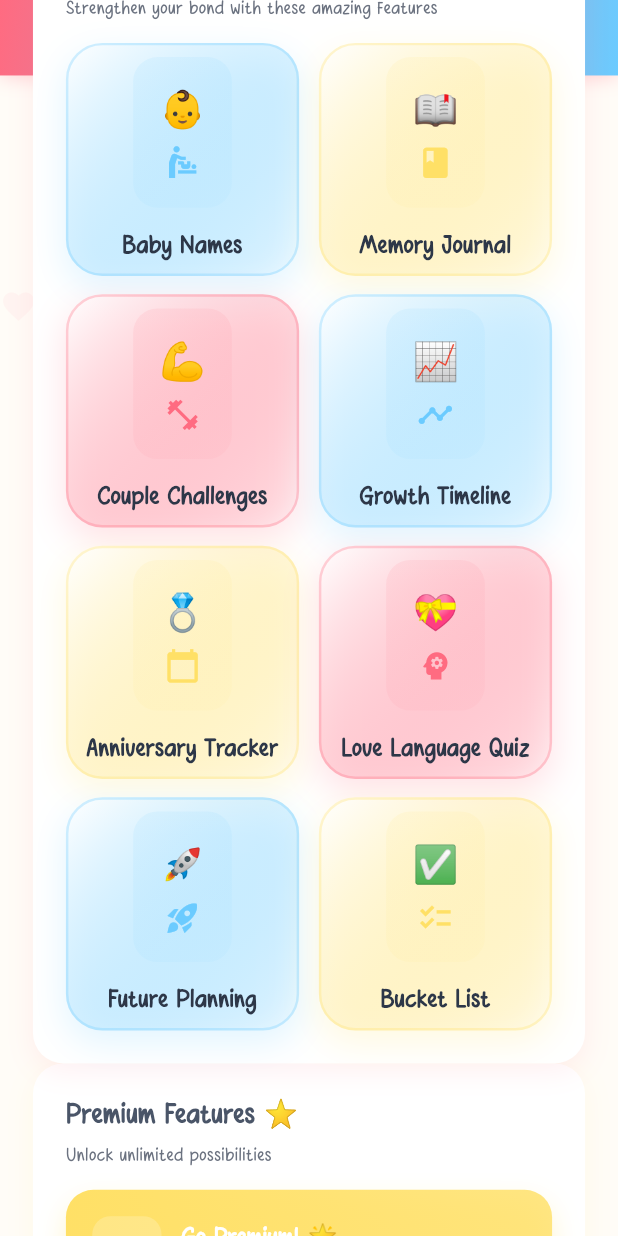
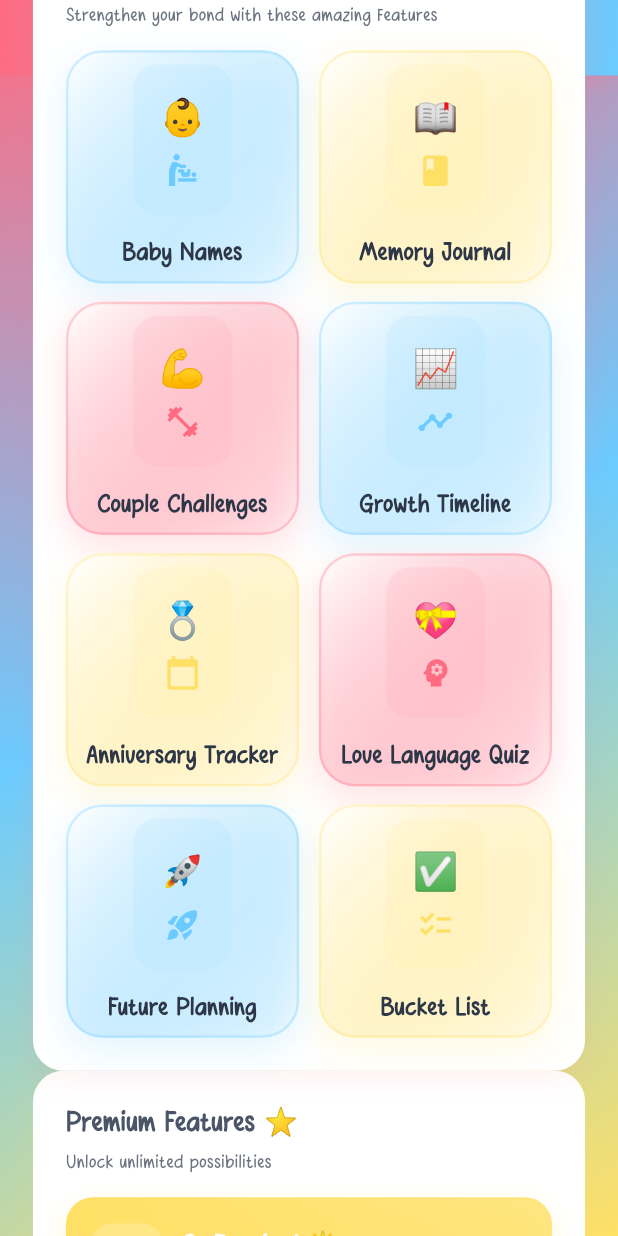
Before and after one commit to SIDSHARMA6/Babyface, a Flutter app: the DashboardScreen screen opened directly, scrolled down 1152 dp, on a phone screen of 412 x 824 dp. Run offline on Flutter 3.47's test engine with Material 3 defaults, Android fonts, the light colour scheme and no system bars; our stand-ins replace cloud_firestore, cloud_functions, device_info_plus, equatable, firebase_analytics, firebase_auth and 13 more; missing offline and left inert: google_mlkit_face_detection; accounts and stored records are empty; Roboto replaces fonts that are missing (BabyFont).

Commit message:
🎨 Fix edge-to-edge immersive UI - remove space between notch and content
- Simplified _buildAppBar() method to be transparent
- Added edge-to-edge gradient background to main Stack
- Removed separate gradient container that was causing space
- Gradient now extends seamlessly from very top of screen
- Status bar overlays on gradient background
- Content positioned below status bar with proper spacing
- Achieved truly immersive, edge-to-edge experience

```diff
--- a/lib/features/dashboard/presentation/screens/dashboard_screen.dart
+++ b/lib/features/dashboard/presentation/screens/dashboard_screen.dart
@@ -168,6 +168,22 @@ class _DashboardScreenState extends ConsumerState<DashboardScreen>
         ),
         child: Stack(
           children: [
+            // Edge-to-edge gradient background
+            Positioned.fill(
+              child: Container(
+                decoration: BoxDecoration(
+                  gradient: LinearGradient(
+                    colors: [
+                      AppTheme.primaryPink,
+                      AppTheme.primaryBlue,
+                      AppTheme.accentYellow,
+                    ],
+                    begin: Alignment.topLeft,
+                    end: Alignment.bottomRight,
+                  ),
+                ),
+              ),
+            ),
             // Animated hearts background
             const Positioned.fill(
               child: AnimatedHearts(),
@@ -298,36 +314,19 @@ class _DashboardScreenState extends ConsumerState<DashboardScreen>
 
     final double topPadding = MediaQuery.of(context).padding.top;
 
+    // Simple immersive app bar - transparent, just content
     return SliverToBoxAdapter(
       child: Container(
         width: double.infinity,
-        height: 120.h + topPadding,
-        decoration: BoxDecoration(
-          gradient: LinearGradient(
-            colors: [
-              AppTheme.primaryPink,
-              AppTheme.primaryBlue,
-              AppTheme.accentYellow,
-            ],
-            begin: Alignment.topLeft,
-            end: Alignment.bottomRight,
-          ),
-        ),
+        color: Colors.transparent, // Transparent since gradient is background
         child: Padding(
           padding: EdgeInsets.fromLTRB(
             20.w,
-            0, // Start from the very top
+            topPadding + 20.h, // Start content below status bar
             20.w,
-            12.h,
+            20.h,
           ),
-          child: Column(
-            crossAxisAlignment: CrossAxisAlignment.start,
-            mainAxisAlignment: MainAxisAlignment.center,
-            mainAxisSize: MainAxisSize.min,
-            children: [
-              // Add space for status bar
-              SizedBox(height: topPadding),
-              Row(
+          child: Row(
             mainAxisAlignment: MainAxisAlignment.spaceBetween,
             children: [
               Expanded(
@@ -381,8 +380,6 @@ class _DashboardScreenState extends ConsumerState<DashboardScreen>
                       color: Colors.white,
                       size: 20.w,
                     ),
-                      ),
-                    ],
                   ),
                 ],
               ),
```
Lines whose indentation alone changed are shown as unchanged.
